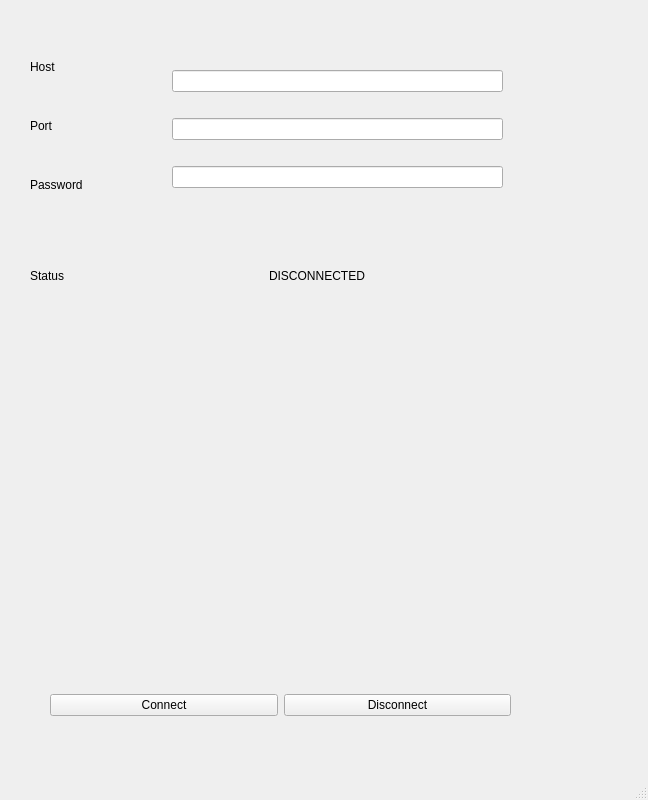
First picture: the form in Client/mainwindow.ui, repository xyanrch/overplus, before the edit.
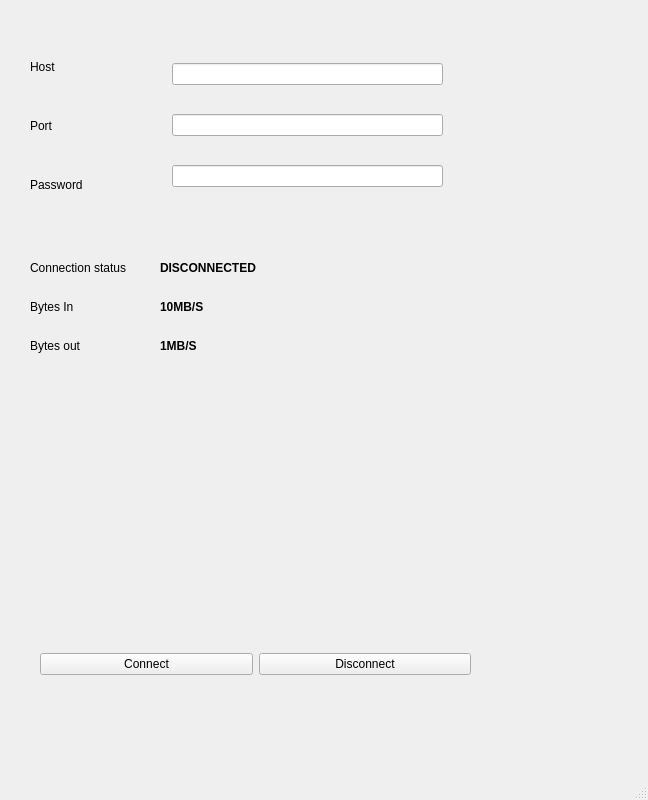
Second picture: the form after the edit.

What changed in the file:
```diff
--- a/Client/mainwindow.ui
+++ b/Client/mainwindow.ui
@@ -47,39 +47,13 @@
      </item>
     </layout>
    </widget>
-   <widget class="QWidget" name="">
-    <property name="geometry">
-     <rect>
-      <x>30</x>
-      <y>240</y>
-      <width>471</width>
-      <height>71</height>
-     </rect>
-    </property>
-    <layout class="QHBoxLayout" name="horizontalLayout">
-     <item>
-      <widget class="QLabel" name="label_2">
-       <property name="text">
-        <string>Status</string>
-       </property>
-      </widget>
-     </item>
-     <item>
-      <widget class="QLabel" name="CONNECTION_STATUS">
-       <property name="text">
-        <string>DISCONNECTED</string>
-       </property>
-      </widget>
-     </item>
-    </layout>
-   </widget>
-   <widget class="QWidget" name="">
+   <widget class="QWidget" name="layoutWidget">
     <property name="geometry">
      <rect>
       <x>172</x>
-      <y>50</y>
-      <width>331</width>
-      <height>161</height>
+      <y>40</y>
+      <width>271</width>
+      <height>171</height>
      </rect>
     </property>
     <layout class="QVBoxLayout" name="verticalLayout_2">
@@ -94,13 +68,13 @@
      </item>
     </layout>
    </widget>
-   <widget class="QWidget" name="">
+   <widget class="QWidget" name="layoutWidget">
     <property name="geometry">
      <rect>
-      <x>50</x>
-      <y>640</y>
-      <width>461</width>
-      <height>131</height>
+      <x>40</x>
+      <y>649</y>
+      <width>431</width>
+      <height>31</height>
      </rect>
     </property>
     <layout class="QHBoxLayout" name="horizontalLayout_2">
@@ -120,6 +94,87 @@
      </item>
     </layout>
    </widget>
+   <widget class="QWidget" name="">
+    <property name="geometry">
+     <rect>
+      <x>30</x>
+      <y>251</y>
+      <width>101</width>
+      <height>111</height>
+     </rect>
+    </property>
+    <layout class="QVBoxLayout" name="verticalLayout_3">
+     <item>
+      <widget class="QLabel" name="label_2">
+       <property name="text">
+        <string>Connection status</string>
+       </property>
+      </widget>
+     </item>
+     <item>
+      <widget class="QLabel" name="label_5">
+       <property name="text">
+        <string>Bytes In</string>
+       </property>
+      </widget>
+     </item>
+     <item>
+      <widget class="QLabel" name="label_7">
+       <property name="text">
+        <string>Bytes out</string>
+       </property>
+      </widget>
+     </item>
+    </layout>
+   </widget>
+   <widget class="QWidget" name="">
+    <property name="geometry">
+     <rect>
+      <x>160</x>
+      <y>251</y>
+      <width>261</width>
+      <height>111</height>
+     </rect>
+    </property>
+    <layout class="QVBoxLayout" name="verticalLayout_4">
+     <item>
+      <widget class="QLabel" name="CONNECTION_STATUS">
+       <property name="font">
+        <font>
+         <bold>true</bold>
+        </font>
+       </property>
+       <property name="text">
+        <string>DISCONNECTED</string>
+       </property>
+      </widget>
+     </item>
+     <item>
+      <widget class="QLabel" name="label_6">
+       <property name="font">
+        <font>
+         <bold>true</bold>
+        </font>
+       </property>
+       <property name="text">
+        <string>10MB/S</string>
+       </property>
+      </widget>
+     </item>
+     <item>
+      <widget class="QLabel" name="label_8">
+       <property name="font">
+        <font>
+         <bold>true</bold>
+        </font>
+       </property>
+       <property name="text">
+        <string>1MB/S</string>
+       </property>
+      </widget>
+     </item>
+    </layout>
+   </widget>
   </widget>
   <widget class="QMenuBar" name="menubar">
    <property name="geometry">
```
Left out of the diff: 2 changed lines with no effect on the pictures.
